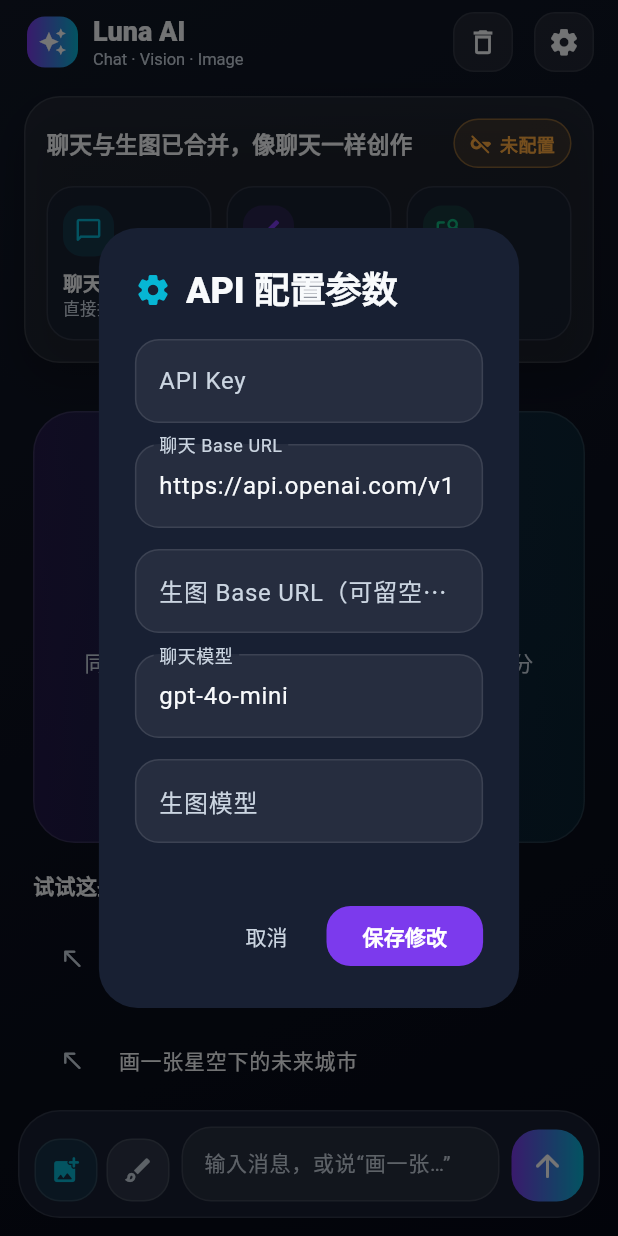
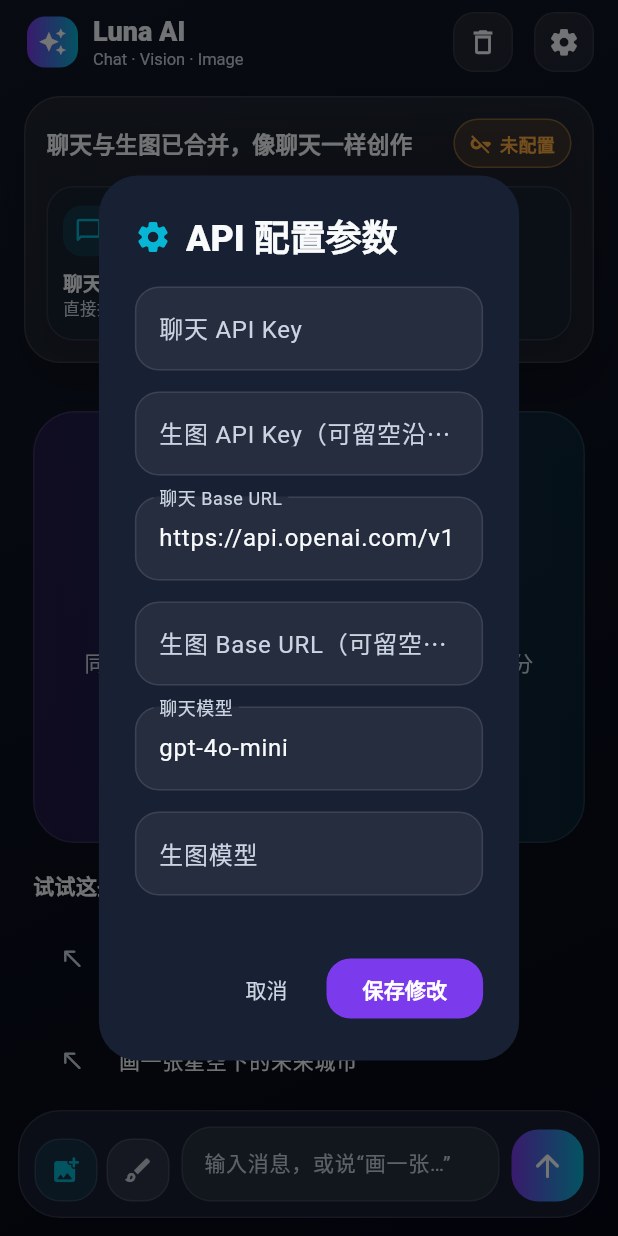
Before and after one commit to m17817022785-cpu/ai-image-generator-app, a Flutter app: the screen it shows after launch, after a tap on "打开 API 设置", on a phone screen of 412 x 824 dp. Run offline on Flutter 3.47's test engine with Material 3 defaults, Android fonts, the phone set to English and light mode, and no system bars; our stand-ins replace flutter_markdown, image_picker, permission_handler, shared_preferences; missing offline and left inert: gal.

Commit message:
feat: support separate image api key in settings

```diff
--- a/lib/screens/home_screen.dart
+++ b/lib/screens/home_screen.dart
@@ -40,11 +40,13 @@
   String? _attachedBase64;
 
   String _apiKey = '';
+  String _imageApiKey = '';
   String _baseUrl = 'https://api.openai.com/v1';
   String _imageBaseUrl = '';
   String _chatModel = 'gpt-4o-mini';
   String _imageModel = 'dall-e-3';
 
+  String get _effectiveImageApiKey => _imageApiKey.trim().isEmpty ? _apiKey : _imageApiKey.trim();
   String get _effectiveImageBaseUrl => _imageBaseUrl.trim().isEmpty ? _baseUrl : _imageBaseUrl.trim();
 
   @override
@@ -66,6 +68,7 @@
       if (!mounted) return;
       setState(() {
         _apiKey = settings['apiKey'] ?? '';
+        _imageApiKey = settings['imageApiKey'] ?? '';
         _baseUrl = settings['baseUrl'] ?? 'https://api.openai.com/v1';
         _imageBaseUrl = settings['imageBaseUrl'] ?? '';
         _chatModel = settings['chatModel'] ?? 'gpt-4o-mini';
@@ -155,7 +158,7 @@
     setState(() => _messages.add(placeholder));
     _scrollBottom();
 
-    final url = await _apiService.generateImage(prompt, _apiKey, _effectiveImageBaseUrl, _imageModel);
+    final url = await _apiService.generateImage(prompt, _effectiveImageApiKey, _effectiveImageBaseUrl, _imageModel);
     if (!mounted) return;
     setState(() {
       final index = _messages.indexWhere((m) => m.id == placeholder.id);
@@ -613,6 +616,7 @@
       if (!mounted) return;
       await _showSettingsDialog(
         apiKey: settings['apiKey'] ?? _apiKey,
+        imageApiKey: settings['imageApiKey'] ?? _imageApiKey,
         baseUrl: settings['baseUrl'] ?? _baseUrl,
         imageBaseUrl: settings['imageBaseUrl'] ?? _imageBaseUrl,
         chatModel: settings['chatModel'] ?? _chatModel,
@@ -620,18 +624,20 @@
       );
     } catch (_) {
       if (!mounted) return;
-      await _showSettingsDialog(apiKey: _apiKey, baseUrl: _baseUrl, imageBaseUrl: _imageBaseUrl, chatModel: _chatModel, imageModel: _imageModel);
+      await _showSettingsDialog(apiKey: _apiKey, imageApiKey: _imageApiKey, baseUrl: _baseUrl, imageBaseUrl: _imageBaseUrl, chatModel: _chatModel, imageModel: _imageModel);
     }
   }
 
   Future<void> _showSettingsDialog({
     required String apiKey,
+    required String imageApiKey,
     required String baseUrl,
     required String imageBaseUrl,
     required String chatModel,
     required String imageModel,
   }) async {
     final keyCtrl = TextEditingController(text: apiKey);
+    final imageKeyCtrl = TextEditingController(text: imageApiKey);
     final urlCtrl = TextEditingController(text: baseUrl);
     final imageUrlCtrl = TextEditingController(text: imageBaseUrl);
     final chatCtrl = TextEditingController(text: chatModel);
@@ -646,7 +652,8 @@
           title: const Row(children: [Icon(Icons.settings_rounded, color: _secondary), SizedBox(width: 10), Text('API 配置参数', style: TextStyle(color: _text, fontWeight: FontWeight.w900))]),
           content: SingleChildScrollView(
             child: Column(mainAxisSize: MainAxisSize.min, children: [
-              _field(keyCtrl, 'API Key', 'sk-xxxx'),
+              _field(keyCtrl, '聊天 API Key', 'sk-xxxx'),
+              _field(imageKeyCtrl, '生图 API Key（可留空沿用聊天令牌）', 'sk-image-xxxx'),
               _field(urlCtrl, '聊天 Base URL', 'https://api.openai.com/v1'),
               _field(imageUrlCtrl, '生图 Base URL（可留空沿用聊天接口）', 'https://api.openai.com/v1'),
               _field(chatCtrl, '聊天模型', 'gpt-4o-mini'),
@@ -658,12 +665,14 @@
             FilledButton(
               style: FilledButton.styleFrom(backgroundColor: _primary),
               onPressed: () async {
+                final newImageKey = imageKeyCtrl.text.trim();
                 final newBase = urlCtrl.text.trim().isEmpty ? 'https://api.openai.com/v1' : urlCtrl.text.trim();
                 final newImageBase = imageUrlCtrl.text.trim();
                 final newChat = chatCtrl.text.trim().isEmpty ? 'gpt-4o-mini' : chatCtrl.text.trim();
                 final newImage = imageCtrl.text.trim().isEmpty ? 'dall-e-3' : imageCtrl.text.trim();
                 await _settingsService.saveSettings(
                   apiKey: keyCtrl.text.trim(),
+                  imageApiKey: newImageKey,
                   baseUrl: newBase,
                   imageBaseUrl: newImageBase,
                   chatModel: newChat,
@@ -672,13 +681,16 @@
                 if (!mounted) return;
                 setState(() {
                   _apiKey = keyCtrl.text.trim();
+                  _imageApiKey = newImageKey;
                   _baseUrl = newBase;
                   _imageBaseUrl = newImageBase;
                   _chatModel = newChat;
                   _imageModel = newImage;
                 });
                 Navigator.pop(dialogContext);
-                _snack(newImageBase.isEmpty ? '设置已保存，生图接口沿用聊天接口' : '设置已保存，聊天/生图接口已分开');
+                final imageKeyTip = newImageKey.isEmpty ? '生图令牌沿用聊天令牌' : '聊天/生图令牌已分开';
+                final imageUrlTip = newImageBase.isEmpty ? '生图接口沿用聊天接口' : '聊天/生图接口已分开';
+                _snack('设置已保存，$imageKeyTip，$imageUrlTip');
               },
               child: const Text('保存修改', style: TextStyle(color: Colors.white, fontWeight: FontWeight.w800)),
             ),
@@ -687,6 +699,7 @@
       );
     } finally {
       keyCtrl.dispose();
+      imageKeyCtrl.dispose();
       urlCtrl.dispose();
       imageUrlCtrl.dispose();
       chatCtrl.dispose();
```
